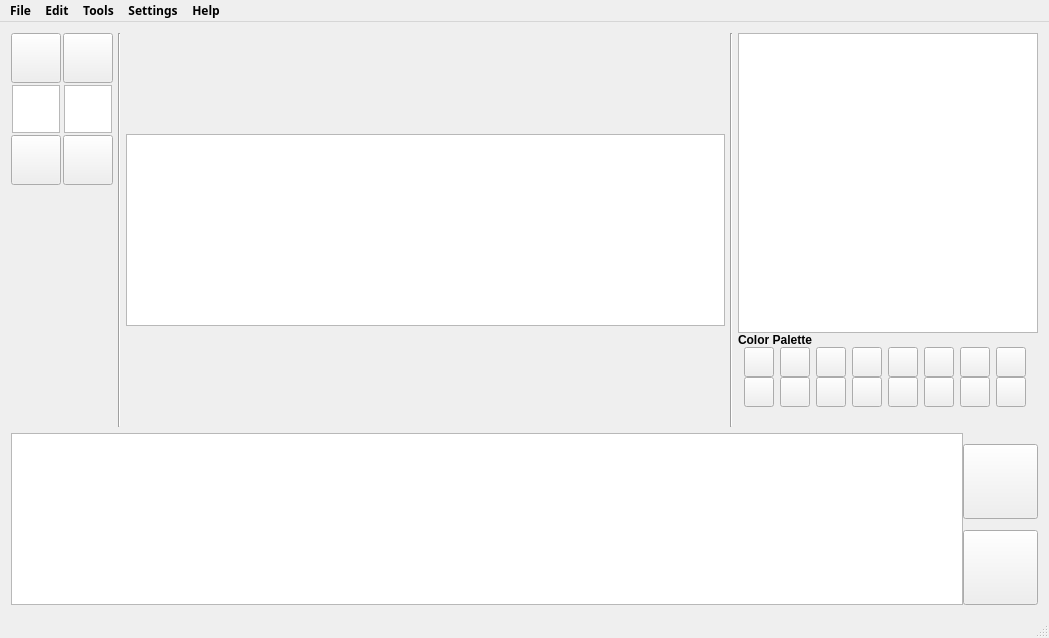
Above: MainWindow.ui from ChristianIsaacRoy/SpriteEditor before the change. Below: the same form after it.
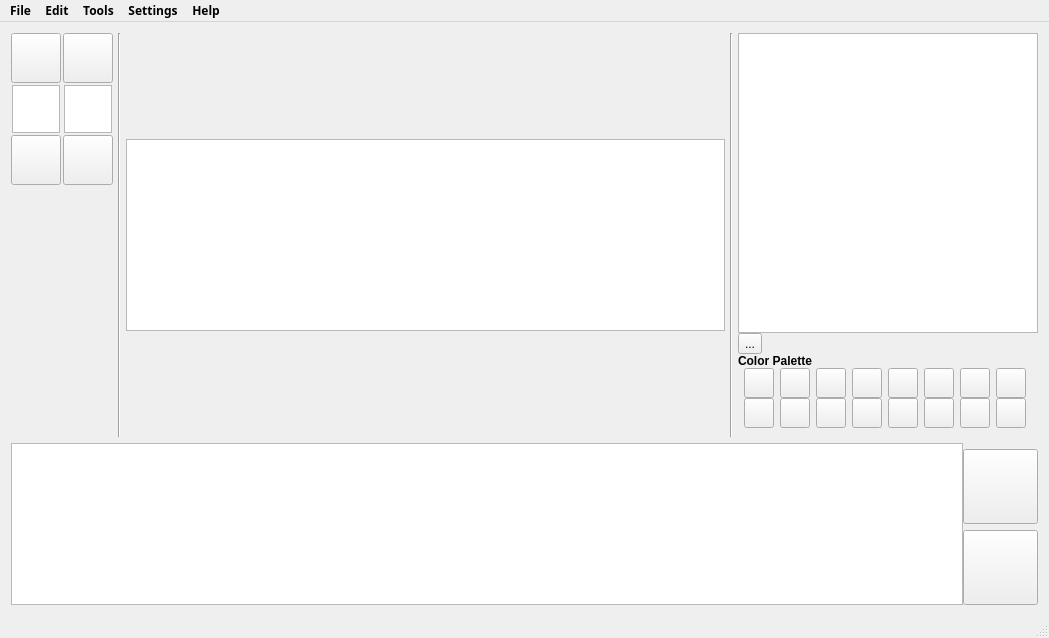
That is the form after the change.

The edit to the form file:
```diff
--- a/MainWindow.ui
+++ b/MainWindow.ui
@@ -266,6 +266,13 @@
             </property>
            </widget>
           </item>
+          <item>
+           <widget class="QToolButton" name="playButton">
+            <property name="text">
+             <string>...</string>
+            </property>
+           </widget>
+          </item>
           <item>
            <widget class="QLabel" name="colorPaletteLabel">
             <property name="font">
```
Left out of the diff: 13 changed lines with no effect on the pictures.
